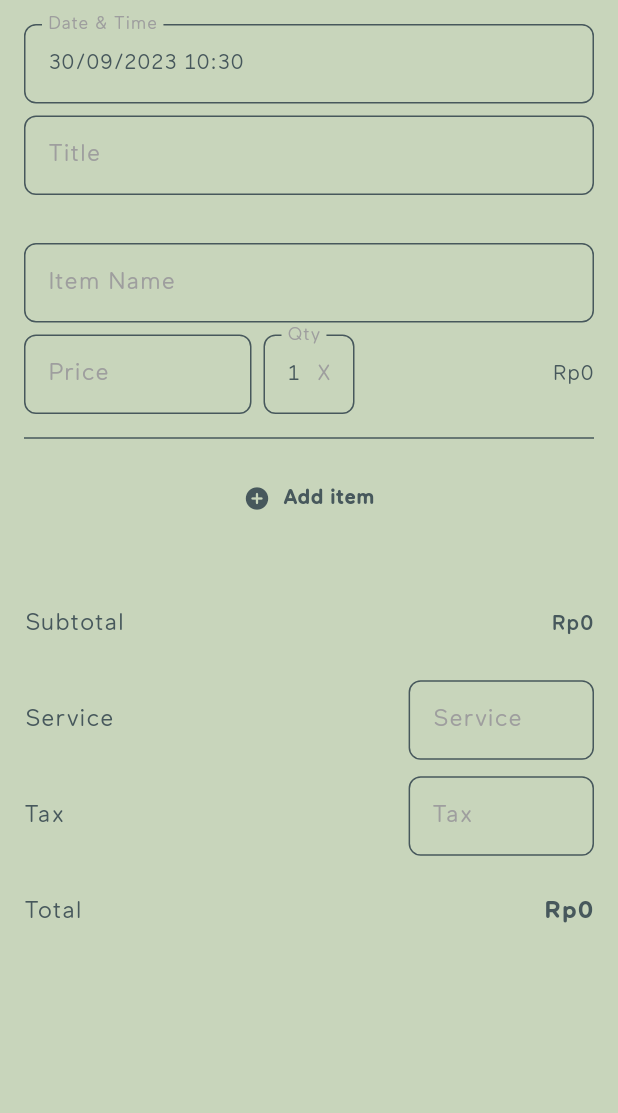
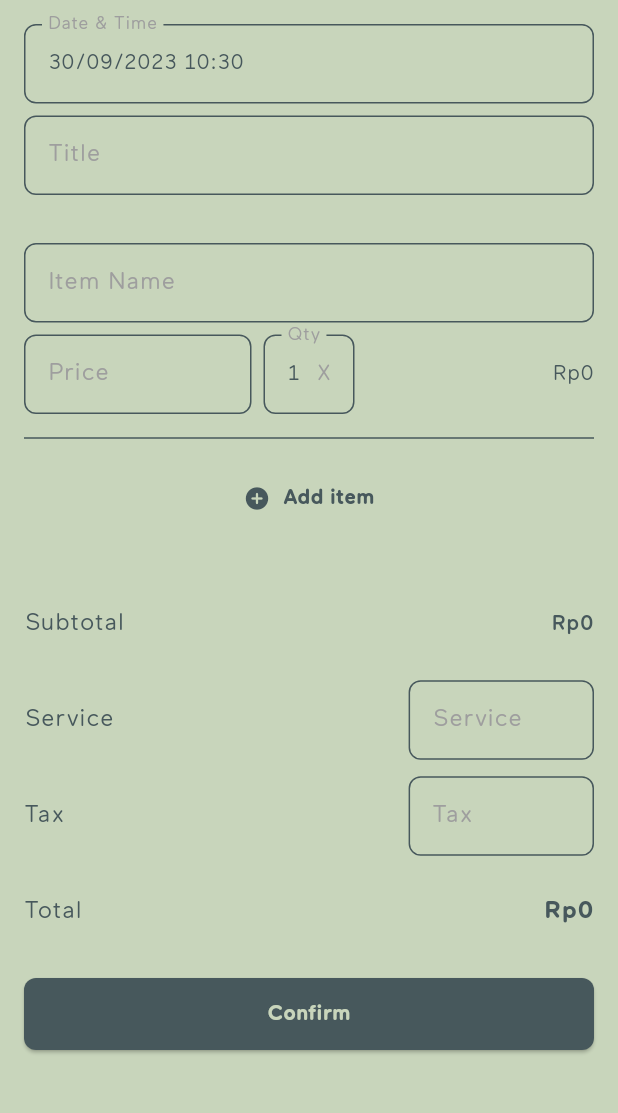
Before and after one commit to RidhaAF/split_bill, a Flutter app: the BillFormPage screen opened by its route, on a phone screen of 412 x 824 dp, the part 84-1197 px from its top. Run offline on Flutter 3.47's test engine with Material 2 defaults, Android fonts, the phone set to English and light mode, and no system bars; our stand-ins replace go_router; missing offline and left inert: omni_datetime_picker.

Commit message:
feat: add confirm button

```diff
--- a/lib/pages/bill/bill_form_page.dart
+++ b/lib/pages/bill/bill_form_page.dart
@@ -3,8 +3,10 @@ import 'package:split_bill/pages/bill/widgets/bill_item.dart';
 import 'package:split_bill/utils/constants/constants.dart';
 import 'package:split_bill/utils/functions/functions.dart';
 import 'package:split_bill/widgets/default_app_bar.dart';
+import 'package:split_bill/widgets/default_button.dart';
 import 'package:split_bill/widgets/default_date_time_picker.dart';
 import 'package:split_bill/widgets/default_list_tile.dart';
+import 'package:split_bill/widgets/default_snack_bar.dart';
 import 'package:split_bill/widgets/default_text_field.dart';
 
 class BillFormPage extends StatefulWidget {
@@ -28,6 +30,20 @@ class _BillFormPageState extends State<BillFormPage> {
     setState(() {
       _billItems.add(BillItem());
     });
+  }
+
+  void _handleConfirmButton() {
+    if (_serviceCtrl.text.isEmpty) {
+      _serviceCtrl.text = '0';
+    }
+    if (_taxCtrl.text.isEmpty) {
+      _taxCtrl.text = '0';
+    }
+
+    if (_formKey.currentState!.validate()) {
+    } else {
+      DefaultSnackBar.show(context, 'Please fill all required fields');
+    }
   }
 
   @override
@@ -91,6 +107,11 @@ class _BillFormPageState extends State<BillFormPage> {
                     ),
                 textScaleFactor: 1.0,
               ),
+            ),
+            SizedBox(height: defaultMargin),
+            DefaultButton(
+              onPressed: () => _handleConfirmButton(),
+              text: 'Confirm',
             ),
           ],
         ),
--- a/lib/utils/themes/themes.dart
+++ b/lib/utils/themes/themes.dart
@@ -106,7 +106,10 @@ class AppTheme {
         ),
         padding: MaterialStateProperty.all(EdgeInsets.zero),
         backgroundColor: MaterialStateProperty.all(primaryColor),
-        foregroundColor: MaterialStateProperty.all(whiteColor),
+        foregroundColor: MaterialStateProperty.all(secondaryColor),
+        overlayColor: MaterialStateProperty.all(
+          secondaryColor.withOpacity(0.1),
+        ),
         shape: MaterialStateProperty.all(
           RoundedRectangleBorder(
             borderRadius: BorderRadius.circular(defaultRadius),
--- /dev/null
+++ b/lib/widgets/default_button.dart
@@ -0,0 +1,34 @@
+import 'package:flutter/material.dart';
+import 'package:split_bill/widgets/default_loading_indicator.dart';
+
+class DefaultButton extends StatelessWidget {
+  final bool? isLoading;
+  final Function? onPressed;
+  final Function? onLongPress;
+  final String text;
+  const DefaultButton({
+    super.key,
+    this.isLoading = false,
+    this.onPressed,
+    this.onLongPress,
+    required this.text,
+  });
+
+  @override
+  Widget build(BuildContext context) {
+    return SizedBox(
+      width: double.infinity,
+      height: 48,
+      child: ElevatedButton(
+        onPressed: () => onPressed != null ? onPressed!() : null,
+        onLongPress: () => onLongPress != null ? onLongPress!() : null,
+        child: isLoading == true
+            ? const DefaultLoadingIndicator()
+            : Text(
+                text,
+                textScaleFactor: 1.0,
+              ),
+      ),
+    );
+  }
+}
```
Also changed, not shown: lib/widgets/default_loading_indicator.dart (added, +15 -0 lines), lib/widgets/default_snack_bar.dart (added, +34 -0 lines).
